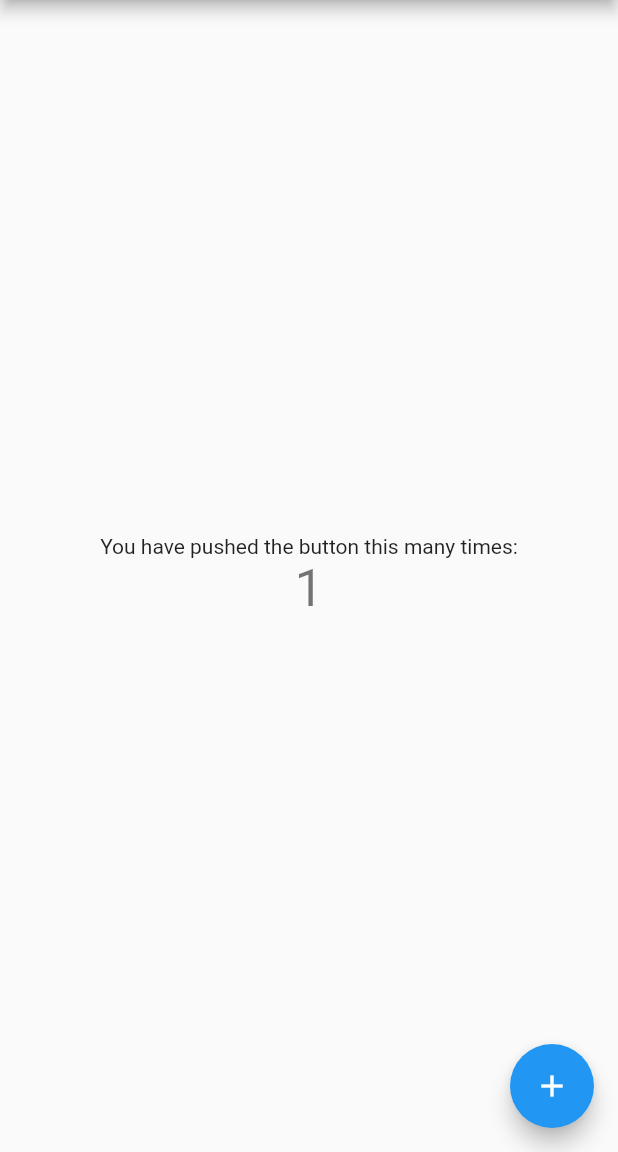
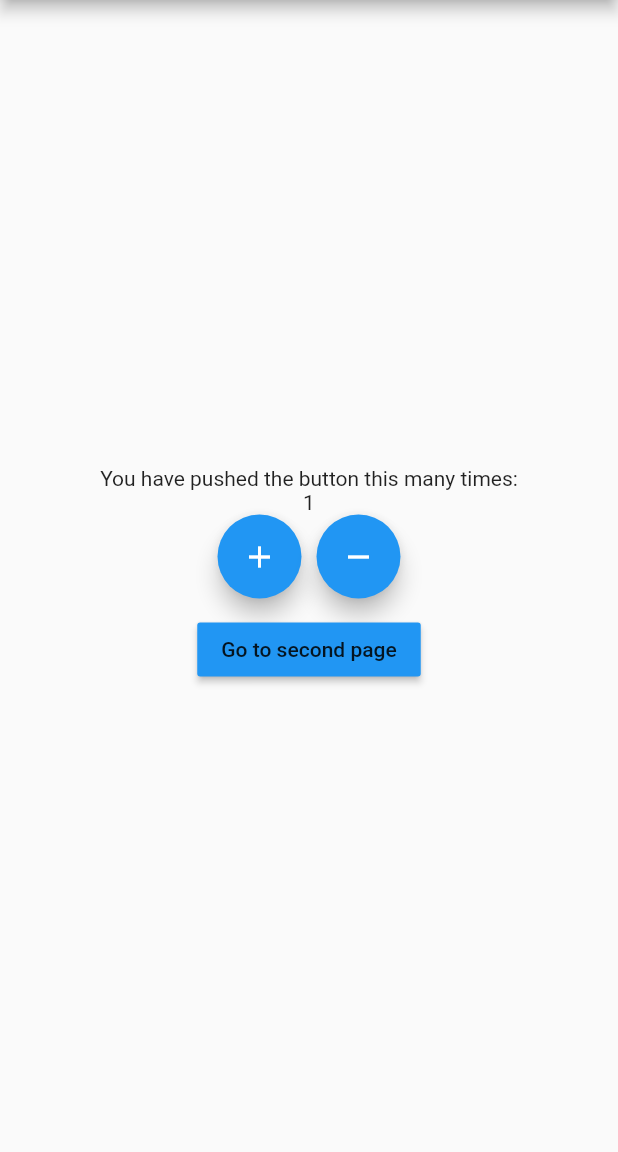
Before and after one commit to Davidtariq96/bloc_pattern, a Flutter app: the screen it shows after launch, after a tap on the "add" icon, on a phone screen of 412 x 824 dp, the part 84-1236 px from its top. Run offline on Flutter 3.47's test engine with Material 2 defaults, Android fonts, the phone set to English and light mode, and no system bars; our stand-ins replace flutter_bloc.

Commit message:
adding all files

```diff
--- /dev/null
+++ b/lib/logic/cubit/counter_cubit.dart
@@ -0,0 +1,10 @@
+import 'package:bloc_pattern/logic/cubit/counter_state.dart';
+import 'package:flutter_bloc/flutter_bloc.dart';
+
+class CounterCubit extends Cubit<CounterState> {
+  CounterCubit() : super(CounterState(counterValue: 0));
+  void increment() => emit(
+      CounterState(counterValue: state.counterValue + 1, isIncremented: true));
+  void decrement() => emit(
+      CounterState(counterValue: state.counterValue - 1, isIncremented: false));
+}
--- /dev/null
+++ b/lib/logic/cubit/counter_state.dart
@@ -0,0 +1,5 @@
+class CounterState {
+  int counterValue;
+  bool? isIncremented;
+  CounterState({required this.counterValue, this.isIncremented});
+}
--- a/lib/main.dart
+++ b/lib/main.dart
@@ -1,4 +1,11 @@
+import 'package:bloc_pattern/logic/cubit/counter_cubit.dart';
+import 'package:bloc_pattern/presentation/screens/home_screen.dart';
+import 'package:bloc_pattern/presentation/screens/second_screen.dart';
+import 'package:bloc_pattern/presentation/screens/third_screen.dart';
 import 'package:flutter/material.dart';
+import 'package:flutter_bloc/flutter_bloc.dart';
+
+import 'logic/cubit/counter_cubit.dart';
 
 void main() {
   runApp(const MyApp());
@@ -10,106 +17,22 @@ class MyApp extends StatelessWidget {
   // This widget is the root of your application.
   @override
   Widget build(BuildContext context) {
-    return MaterialApp(
-      title: 'Flutter Demo',
-      theme: ThemeData(
-        // This is the theme of your application.
-        //
-        // Try running your application with "flutter run". You'll see the
-        // application has a blue toolbar. Then, without quitting the app, try
-        // changing the primarySwatch below to Colors.green and then invoke
-        // "hot reload" (press "r" in the console where you ran "flutter run",
-        // or simply save your changes to "hot reload" in a Flutter IDE).
-        // Notice that the counter didn't reset back to zero; the application
-        // is not restarted.
-        primarySwatch: Colors.blue,
+    return BlocProvider<CounterCubit>(
+      create: (BuildContext context) => CounterCubit(),
+      child: MaterialApp(
+        title: 'Flutter Demo',
+        theme: ThemeData(
+          primarySwatch: Colors.blue,
+        ),
+        initialRoute: '/',
+        routes: {
+          '/': (context) => const MyHomeScreen(title: 'Flutter Demo Home Page'),
+          '/second': (context) =>
+              const SecondScreen(title: "Second screen", color: Colors.green),
+          '/third': (context) =>
+              const ThirdScreen(title: "Third screen", color: Colors.red)
+        },
       ),
-      home: const MyHomePage(title: 'Flutter Demo Home Page'),
     );
   }
 }
-
-class MyHomePage extends StatefulWidget {
-  const MyHomePage({Key? key, required this.title}) : super(key: key);
-
-  // This widget is the home page of your application. It is stateful, meaning
-  // that it has a State object (defined below) that contains fields that affect
-  // how it looks.
-
-  // This class is the configuration for the state. It holds the values (in this
-  // case the title) provided by the parent (in this case the App widget) and
-  // used by the build method of the State. Fields in a Widget subclass are
-  // always marked "final".
-
-  final String title;
-
-  @override
-  State<MyHomePage> createState() => _MyHomePageState();
-}
-
-class _MyHomePageState extends State<MyHomePage> {
-  int _counter = 0;
-
-  void _incrementCounter() {
-    setState(() {
-      // This call to setState tells the Flutter framework that something has
-      // changed in this State, which causes it to rerun the build method below
-      // so that the display can reflect the updated values. If we changed
-      // _counter without calling setState(), then the build method would not be
-      // called again, and so nothing would appear to happen.
-      _counter++;
-    });
-  }
-
-  @override
-  Widget build(BuildContext context) {
-    // This method is rerun every time setState is called, for instance as done
-    // by the _incrementCounter method above.
-    //
-    // The Flutter framework has been optimized to make rerunning build methods
-    // fast, so that you can just rebuild anything that needs updating rather
-    // than having to individually change instances of widgets.
-    return Scaffold(
-      appBar: AppBar(
-        // Here we take the value from the MyHomePage object that was created by
-        // the App.build method, and use it to set our appbar title.
-        title: Text(widget.title),
-      ),
-      body: Center(
-        // Center is a layout widget. It takes a single child and positions it
-        // in the middle of the parent.
-        child: Column(
-          // Column is also a layout widget. It takes a list of children and
-          // arranges them vertically. By default, it sizes itself to fit its
-          // children horizontally, and tries to be as tall as its parent.
-          //
-          // Invoke "debug painting" (press "p" in the console, choose the
-          // "Toggle Debug Paint" action from the Flutter Inspector in Android
-          // Studio, or the "Toggle Debug Paint" command in Visual Studio Code)
-          // to see the wireframe for each widget.
-          //
-          // Column has various properties to control how it sizes itself and
-          // how it positions its children. Here we use mainAxisAlignment to
-          // center the children vertically; the main axis here is the vertical
-          // axis because Columns are vertical (the cross axis would be
-          // horizontal).
-          mainAxisAlignment: MainAxisAlignment.center,
-          children: <Widget>[
-            const Text(
-              'You have pushed the button this many times:',
-            ),
-            Text(
-              '$_counter',
-              style: Theme.of(context).textTheme.headline4,
-            ),
-          ],
-        ),
-      ),
-      floatingActionButton: FloatingActionButton(
-        onPressed: _incrementCounter,
-        tooltip: 'Increment',
-        child: const Icon(Icons.add),
-      ), // This trailing comma makes auto-formatting nicer for build methods.
-    );
-  }
-}
--- /dev/null
+++ b/lib/presentation/screens/home_screen.dart
@@ -0,0 +1,90 @@
+import 'package:bloc_pattern/presentation/screens/second_screen.dart';
+import 'package:flutter/material.dart';
+import 'package:flutter_bloc/flutter_bloc.dart';
+
+import '../../logic/cubit/counter_state.dart';
+import '../../logic/cubit/counter_cubit.dart';
+
+class MyHomeScreen extends StatefulWidget {
+  const MyHomeScreen({Key? key, required this.title}) : super(key: key);
+
+  final String title;
+
+  @override
+  State<MyHomeScreen> createState() => _MyHomeScreenState();
+}
+
+class _MyHomeScreenState extends State<MyHomeScreen> {
+  @override
+  Widget build(BuildContext context) {
+    return Scaffold(
+      appBar: AppBar(
+        title: Text(widget.title),
+      ),
+      body: Center(
+        child: Column(
+          mainAxisAlignment: MainAxisAlignment.center,
+          children: <Widget>[
+            const Text(
+              'You have pushed the button this many times:',
+            ),
+            BlocConsumer<CounterCubit, CounterState>(
+              listener: (BuildContext context, state) {
+                if (state.isIncremented == true) {
+                  ScaffoldMessenger.of(context).showSnackBar(
+                    const SnackBar(
+                      content: Text("Incremented"),
+                      duration: Duration(milliseconds: 300),
+                    ),
+                  );
+                } else {
+                  ScaffoldMessenger.of(context).showSnackBar(
+                    const SnackBar(
+                      content: Text("decremented"),
+                      duration: Duration(milliseconds: 300),
+                    ),
+                  );
+                }
+              },
+              builder: (BuildContext context, state) {
+                return Text(state.counterValue.toString());
+              },
+            ),
+            Row(
+              mainAxisAlignment: MainAxisAlignment.center,
+              children: [
+                FloatingActionButton(
+                  heroTag: "btn1",
+                  onPressed: () {
+                    BlocProvider.of<CounterCubit>(context).increment();
+                  },
+                  tooltip: 'Increment',
+                  child: const Icon(Icons.add),
+                ),
+                const SizedBox(width: 10),
+                FloatingActionButton(
+                  heroTag: "btn2",
+                  onPressed: () {
+                    BlocProvider.of<CounterCubit>(context).decrement();
+                  },
+                  tooltip: 'Decrement',
+                  child: const Icon(Icons.remove),
+                ),
+              ],
+            ),
+            const SizedBox(
+              height: 10,
+            ),
+            MaterialButton(
+              color: Colors.blue,
+              onPressed: () {
+                Navigator.pushNamed(context, '/second');
+              },
+              child: const Text("Go to second page"),
+            )
+          ],
+        ),
+      ), // This trailing comma makes auto-formatting nicer for build methods.
+    );
+  }
+}
--- a/pubspec.yaml
+++ b/pubspec.yaml
@@ -34,6 +34,10 @@ dependencies:
   # The following adds the Cupertino Icons font to your application.
   # Use with the CupertinoIcons class for iOS style icons.
   cupertino_icons: ^1.0.2
+  flutter_bloc: ^8.0.1
+  equatable: ^2.0.3
+  bloc_test: ^9.0.3
+  test: ^1.15.2
 
 dev_dependencies:
   flutter_test:
@@ -45,6 +49,7 @@ dev_dependencies:
   # package. See that file for information about deactivating specific lint
   # rules and activating additional ones.
   flutter_lints: ^1.0.0
+  test: ^1.19.5
 
 # For information on the generic Dart part of this file, see the
 # following page: https://dart.dev/tools/pub/pubspec
```
Also changed, not shown: lib/presentation/screens/second_screen.dart (added, +76 -0 lines), lib/presentation/screens/third_screen.dart (added, +94 -0 lines), pubspec.lock, testing/cubit/counter_cubit_test.dart (added).
